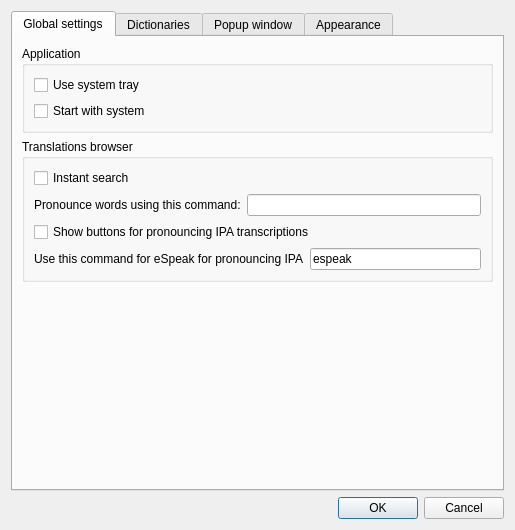
The window that qstardict/settingsdialog.ui (a-rodin/qstardict) describes before a commit, drawn with Qt 5.
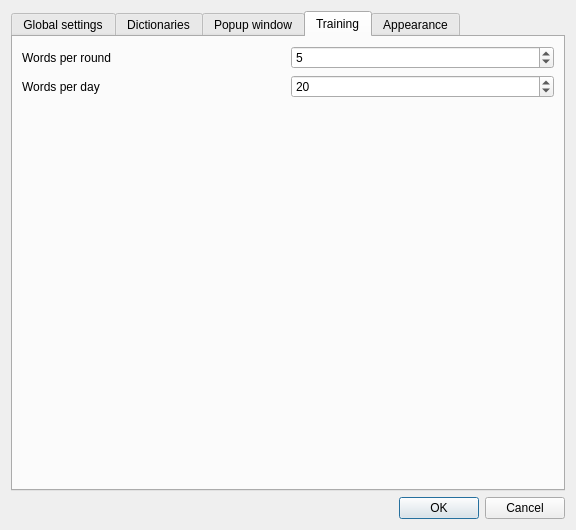
The same window after the commit. The open tabs and pages were chosen to show the change. Icons and pictures are not drawn. Custom widgets are drawn as their Qt base class.

Commit message: Add the "Training" tab to the settings dialog

```diff
--- a/qstardict/settingsdialog.ui
+++ b/qstardict/settingsdialog.ui
@@ -6,7 +6,7 @@
    <rect>
     <x>0</x>
     <y>0</y>
-    <width>515</width>
+    <width>576</width>
     <height>530</height>
    </rect>
   </property>
@@ -614,7 +614,75 @@
        </item>
       </layout>
      </widget>
-     <widget class="QWidget" name="tab">
+     <widget class="QWidget" name="tabTraining">
+      <attribute name="title">
+       <string>Training</string>
+      </attribute>
+      <layout class="QVBoxLayout" name="verticalLayout_5">
+       <item>
+        <layout class="QHBoxLayout" name="horizontalLayout">
+         <item>
+          <widget class="QLabel" name="wordsPerRoundLabel">
+           <property name="text">
+            <string>Words per round</string>
+           </property>
+          </widget>
+         </item>
+         <item>
+          <widget class="QSpinBox" name="wordsPerRoundBox">
+           <property name="minimum">
+            <number>2</number>
+           </property>
+           <property name="maximum">
+            <number>10</number>
+           </property>
+           <property name="value">
+            <number>5</number>
+           </property>
+          </widget>
+         </item>
+        </layout>
+       </item>
+       <item>
+        <layout class="QHBoxLayout" name="horizontalLayout_2">
+         <item>
+          <widget class="QLabel" name="wordsPerDayLabel">
+           <property name="text">
+            <string>Words per day</string>
+           </property>
+          </widget>
+         </item>
+         <item>
+          <widget class="QSpinBox" name="wordsPerDayBox">
+           <property name="minimum">
+            <number>2</number>
+           </property>
+           <property name="maximum">
+            <number>150</number>
+           </property>
+           <property name="value">
+            <number>20</number>
+           </property>
+          </widget>
+         </item>
+        </layout>
+       </item>
+       <item>
+        <spacer name="verticalSpacer">
+         <property name="orientation">
+          <enum>Qt::Orientation::Vertical</enum>
+         </property>
+         <property name="sizeHint" stdset="0">
+          <size>
+           <width>20</width>
+           <height>357</height>
+          </size>
+         </property>
+        </spacer>
+       </item>
+      </layout>
+     </widget>
+     <widget class="QWidget" name="tabAppearance">
       <attribute name="title">
        <string>Appearance</string>
       </attribute>
```
Left out of the diff: 58 changed lines with no effect on the pictures.
